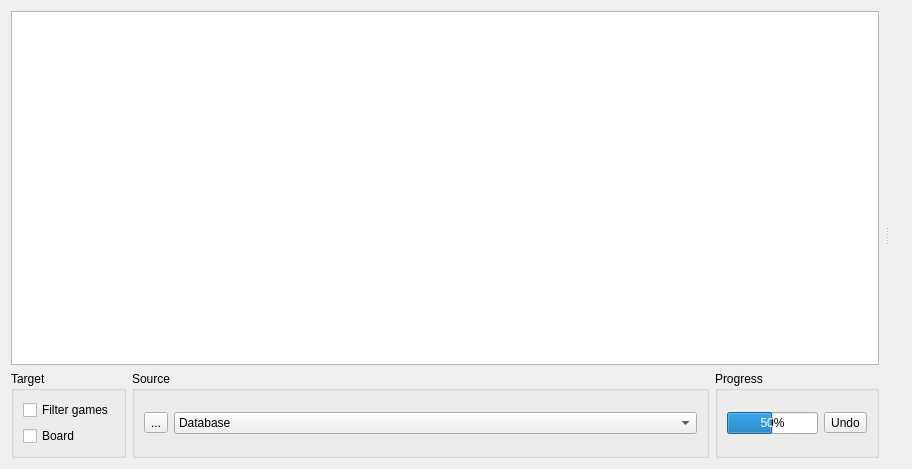
Before: the Qt Designer form src/gui/openingtreewidget.ui in Isarhamster/chessx, drawn with Qt 5.
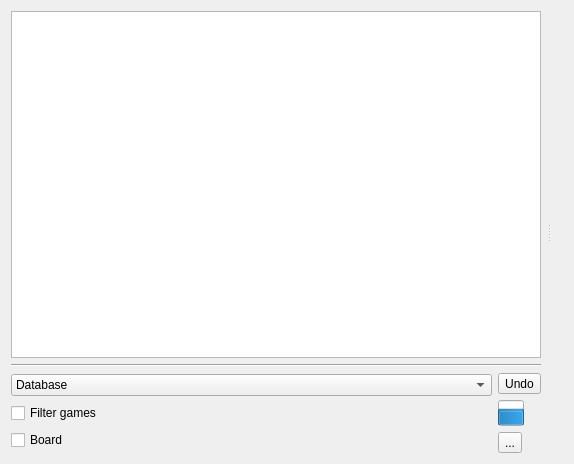
After: the same form once the commit is applied. Icons and pictures are not drawn. Custom widgets are drawn as their Qt base class.

Commit message: Fix severe issue with merging multiple databases Add support for browsing from main to sideline Rearranged Tree Widget

Patch:
```diff
--- a/src/gui/openingtreewidget.ui
+++ b/src/gui/openingtreewidget.ui
@@ -6,16 +6,22 @@
    <rect>
     <x>0</x>
     <y>0</y>
-    <width>912</width>
-    <height>469</height>
+    <width>574</width>
+    <height>464</height>
    </rect>
   </property>
   <property name="windowTitle">
    <string>Form</string>
   </property>
-  <layout class="QVBoxLayout" name="verticalLayout">
+  <layout class="QHBoxLayout" name="horizontalLayout_4">
    <item>
     <widget class="QSplitter" name="Splitter">
+     <property name="sizePolicy">
+      <sizepolicy hsizetype="Preferred" vsizetype="Ignored">
+       <horstretch>0</horstretch>
+       <verstretch>0</verstretch>
+      </sizepolicy>
+     </property>
      <property name="orientation">
       <enum>Qt::Horizontal</enum>
      </property>
@@ -31,19 +37,43 @@
         <number>6</number>
        </property>
        <item>
-        <widget class="TableView" name="OpeningTreeView"/>
+        <widget class="TableView" name="OpeningTreeView">
+         <property name="sizePolicy">
+          <sizepolicy hsizetype="Preferred" vsizetype="Expanding">
+           <horstretch>0</horstretch>
+           <verstretch>0</verstretch>
+          </sizepolicy>
+         </property>
+        </widget>
        </item>
        <item>
-        <layout class="QHBoxLayout" name="horizontalLayout">
+        <widget class="Line" name="line">
+         <property name="orientation">
+          <enum>Qt::Horizontal</enum>
+         </property>
+        </widget>
+       </item>
+       <item>
+        <layout class="QHBoxLayout" name="horizontalLayout" stretch="0,0">
          <property name="sizeConstraint">
-          <enum>QLayout::SetDefaultConstraint</enum>
+          <enum>QLayout::SetNoConstraint</enum>
          </property>
          <item>
-          <widget class="QGroupBox" name="groupBox_2">
-           <property name="title">
-            <string>Target</string>
-           </property>
-           <layout class="QVBoxLayout" name="verticalLayout_4">
+          <layout class="QVBoxLayout" name="verticalLayout_6">
+           <item>
+            <widget class="QComboBox" name="sourceSelector">
+             <item>
+              <property name="text">
+               <string>Database</string>
+              </property>
+             </item>
+             <item>
+              <property name="text">
+               <string>Filter</string>
+              </property>
+             </item>
+            </widget>
+           </item>
             <item>
              <widget class="QCheckBox" name="filterGames">
               <property name="text">
@@ -59,20 +89,57 @@
              </widget>
             </item>
            </layout>
+         </item>
+         <item>
+          <layout class="QVBoxLayout" name="verticalLayout">
+           <property name="topMargin">
+            <number>0</number>
+           </property>
+           <property name="bottomMargin">
+            <number>0</number>
+           </property>
+           <item>
+            <widget class="QToolButton" name="btUndo">
+             <property name="text">
+              <string>Undo</string>
+             </property>
+             <property name="icon">
+              <iconset resource="../../resources.qrc">
+               <normaloff>:/images/undo.png</normaloff>:/images/undo.png</iconset>
+             </property>
           </widget>
          </item>
          <item>
-          <widget class="QGroupBox" name="groupBox">
+            <widget class="QProgressBar" name="progress">
            <property name="sizePolicy">
-            <sizepolicy hsizetype="Expanding" vsizetype="Preferred">
+              <sizepolicy hsizetype="Preferred" vsizetype="Maximum">
              <horstretch>0</horstretch>
              <verstretch>0</verstretch>
             </sizepolicy>
            </property>
-           <property name="title">
-            <string>Source</string>
-           </property>
-           <layout class="QHBoxLayout" name="horizontalLayout_2">
+             <property name="minimumSize">
+              <size>
+               <width>16</width>
+               <height>16</height>
+              </size>
+             </property>
+             <property name="maximumSize">
+              <size>
+               <width>26</width>
+               <height>26</height>
+              </size>
+             </property>
+             <property name="value">
+              <number>50</number>
+             </property>
+             <property name="textVisible">
+              <bool>false</bool>
+             </property>
+             <property name="orientation">
+              <enum>Qt::Vertical</enum>
+             </property>
+            </widget>
+           </item>
             <item>
              <widget class="QToolButton" name="btPin">
               <property name="toolTip">
@@ -90,55 +157,7 @@
               </property>
              </widget>
             </item>
-            <item>
-             <widget class="QComboBox" name="sourceSelector">
-              <item>
-               <property name="text">
-                <string>Database</string>
-               </property>
-              </item>
-              <item>
-               <property name="text">
-                <string>Filter</string>
-               </property>
-              </item>
-             </widget>
-            </item>
-           </layout>
-          </widget>
-         </item>
-         <item>
-          <widget class="QGroupBox" name="gbProgress">
-           <property name="title">
-            <string>Progress</string>
-           </property>
-           <layout class="QHBoxLayout" name="horizontalLayout_3">
-            <item>
-             <widget class="QProgressBar" name="progress">
-              <property name="sizePolicy">
-               <sizepolicy hsizetype="Preferred" vsizetype="Fixed">
-                <horstretch>0</horstretch>
-                <verstretch>0</verstretch>
-               </sizepolicy>
-              </property>
-              <property name="value">
-               <number>50</number>
-              </property>
-             </widget>
-            </item>
-            <item>
-             <widget class="QToolButton" name="btUndo">
-              <property name="text">
-               <string>Undo</string>
-              </property>
-              <property name="icon">
-               <iconset resource="../../resources.qrc">
-                <normaloff>:/images/undo.png</normaloff>:/images/undo.png</iconset>
-              </property>
-             </widget>
-            </item>
-           </layout>
-          </widget>
+          </layout>
          </item>
         </layout>
        </item>
```
Lines whose indentation alone changed are shown as unchanged. The commit also changes 3 other files.
